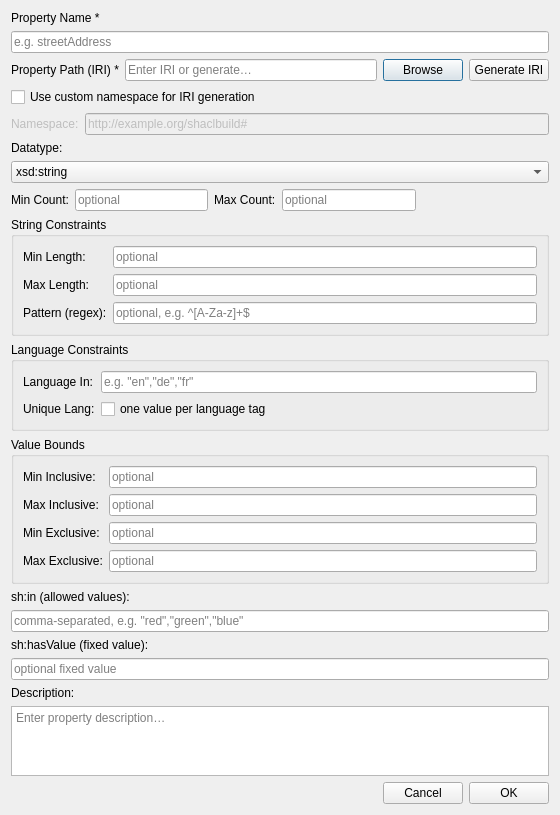
First picture: the form in brick_app_v2/ui/property_editor.ui, repository heinz-preisig/DASH_GUI, before the edit.
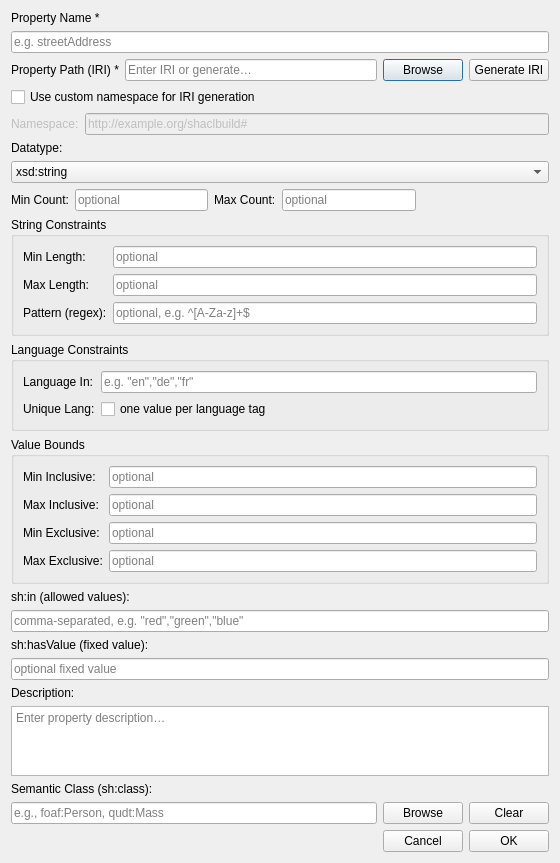
Second picture: the form after the edit.

Commit message: [schema] a first go on th three-stage enrichment extension towards semantic-aware GUI. Now added the qt also and a user's guide.

What changed in the file:
```diff
--- a/brick_app_v2/ui/property_editor.ui
+++ b/brick_app_v2/ui/property_editor.ui
@@ -289,6 +289,35 @@
     </widget>
    </item>
 
+   <!-- ── Semantic Class (sh:class) ── -->
+   <item>
+    <widget class="QLabel" name="semanticClassLabel">
+     <property name="text"><string>Semantic Class (sh:class):</string></property>
+    </widget>
+   </item>
+   <item>
+    <layout class="QHBoxLayout" name="semanticClassLayout">
+     <item>
+      <widget class="QLineEdit" name="sh_class_edit">
+       <property name="placeholderText"><string>e.g., foaf:Person, qudt:Mass</string></property>
+       <property name="toolTip"><string>Link to an ontology class for semantic awareness</string></property>
+      </widget>
+     </item>
+     <item>
+      <widget class="QPushButton" name="browse_class_btn">
+       <property name="text"><string>Browse</string></property>
+       <property name="toolTip"><string>Browse ontology classes</string></property>
+      </widget>
+     </item>
+     <item>
+      <widget class="QPushButton" name="clear_class_btn">
+       <property name="text"><string>Clear</string></property>
+       <property name="toolTip"><string>Clear semantic class</string></property>
+      </widget>
+     </item>
+    </layout>
+   </item>
+
    <!-- ── Buttons ── -->
    <item>
     <layout class="QHBoxLayout" name="buttonLayout">
```
The commit also changes 3 other files.
